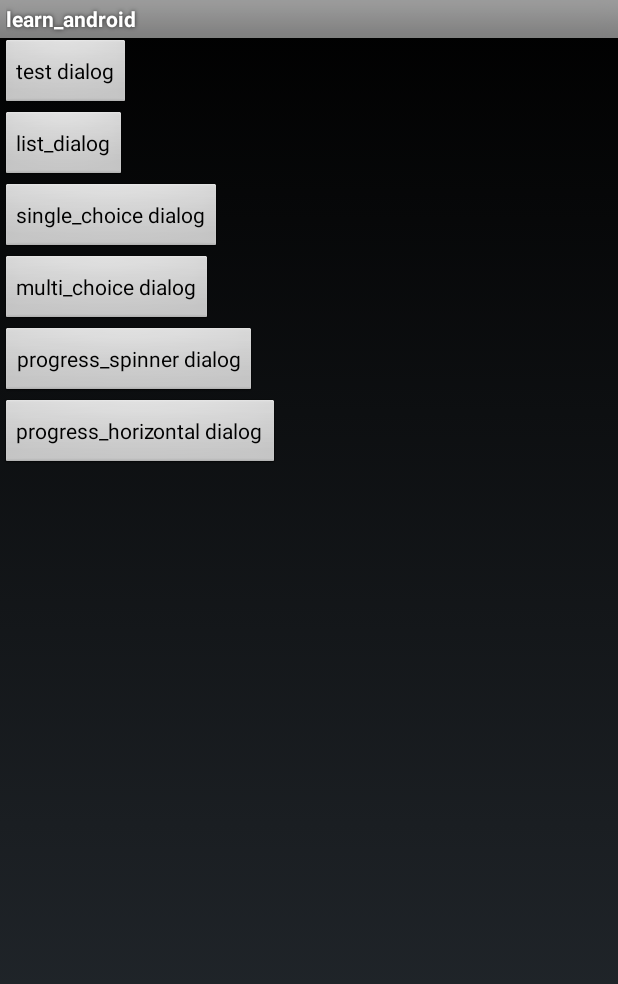
After one commit to happygongzhuo/learn_android, an Android app: the TestDialog1 screen opened directly, with no data from a screen before it, on a phone screen of 412 x 824 dp. The commit adds this screen. Shown: the top 984 px of the screen. Run offline under Robolectric (Android 15) with nearby library versions, the phone set to English and light mode, and no system bars.

Commit message:
test Dialog

```diff
--- a/app/src/main/AndroidManifest.xml
+++ b/app/src/main/AndroidManifest.xml
@@ -20,6 +20,12 @@
 
         <activity android:name=".ui.activity.Animation.TweenAnimation"/>
         <activity android:name=".ui.activity.Animation.TweenAnimationLoadFile"/>
+
+
+        <activity android:name=".ui.activity.Dialog.TestDialog1"/>
+
+
+
     </application>
 
 </manifest>
--- a/app/src/main/java/com/miracle/learn_android/ui/activity/MainActivity.java
+++ b/app/src/main/java/com/miracle/learn_android/ui/activity/MainActivity.java
@@ -38,6 +38,8 @@ public class MainActivity extends Activity {
         mMapActivity.put("TweenAnimation", "com.miracle.learn_android.ui.activity.Animation.TweenAnimation");
         mMapActivity.put("TweenAnimationLoadFile", "com.miracle.learn_android.ui.activity.Animation.TweenAnimationLoadFile");
 
+        mMapActivity.put("TestDialog1", "com.miracle.learn_android.ui.activity.Dialog.TestDialog1");
+
         Iterator it = mMapActivity.keySet().iterator();
         while (it.hasNext()) {
             String key = it.next().toString();
--- /dev/null
+++ b/app/src/main/res/layout/layout_test_dialog1.xml
@@ -0,0 +1,43 @@
+<?xml version="1.0" encoding="utf-8"?>
+<LinearLayout xmlns:android="http://schemas.android.com/apk/res/android"
+    android:orientation="vertical"
+    android:background="@android:color/transparent"
+    android:layout_width="match_parent"
+    android:layout_height="match_parent">
+
+    <Button
+        android:id="@+id/btn_default_dialog"
+        android:text="test dialog"
+        android:layout_width="wrap_content"
+        android:layout_height="wrap_content" />
+
+    <Button
+        android:id="@+id/btn_list_dialog"
+        android:text="list_dialog"
+        android:layout_width="wrap_content"
+        android:layout_height="wrap_content" />
+    <Button
+        android:id="@+id/btn_single_choice_dialog"
+        android:text="single_choice dialog"
+        android:layout_width="wrap_content"
+        android:layout_height="wrap_content" />
+
+    <Button
+        android:id="@+id/btn_multi_choice_dialog"
+        android:text="multi_choice dialog"
+        android:layout_width="wrap_content"
+        android:layout_height="wrap_content" />
+
+    <Button
+        android:id="@+id/btn_progress_spinner_dialog"
+        android:text="progress_spinner dialog"
+        android:layout_width="wrap_content"
+        android:layout_height="wrap_content" />
+
+    <Button
+        android:id="@+id/btn_progress_horizontal_dialog"
+        android:text="progress_horizontal dialog"
+        android:layout_width="wrap_content"
+        android:layout_height="wrap_content" />
+
+</LinearLayout>
```
Also changed, not shown: app/src/main/java/com/miracle/learn_android/ui/activity/Dialog/TestDialog1.java (added, +226 -0 lines).
